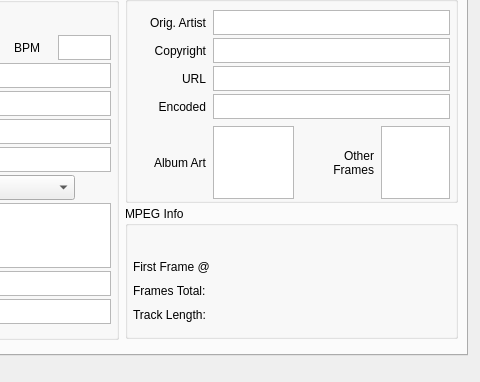
Old version of the form window.ui in the repository Odept/mp3_tag_editor; both pictures show x 365 to 845 and y 118 to 500 of the 845 by 500 pixel window.
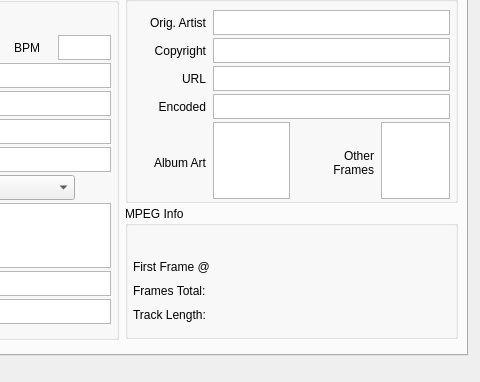
New version of the form. Icons and pictures are not drawn. Custom widgets are drawn as their Qt base class.

What changed in the file:
```diff
--- a/window.ui
+++ b/window.ui
@@ -980,22 +980,34 @@
          <property name="geometry">
           <rect>
            <x>88</x>
-           <y>144</y>
-           <width>81</width>
-           <height>73</height>
+           <y>140</y>
+           <width>77</width>
+           <height>77</height>
           </rect>
          </property>
          <property name="cursor" stdset="0">
           <cursorShape>PointingHandCursor</cursorShape>
          </property>
+         <property name="backgroundBrush">
+          <brush brushstyle="DiagCrossPattern">
+           <color alpha="25">
+            <red>0</red>
+            <green>0</green>
+            <blue>0</blue>
+           </color>
+          </brush>
+         </property>
+         <property name="resizeAnchor">
+          <enum>QGraphicsView::AnchorViewCenter</enum>
+         </property>
         </widget>
         <widget class="QListView" name="listFrames">
          <property name="geometry">
           <rect>
            <x>256</x>
-           <y>144</y>
+           <y>140</y>
            <width>69</width>
-           <height>73</height>
+           <height>77</height>
           </rect>
          </property>
          <property name="toolTip">
```
Left out of the diff: 2 changed lines with no effect on the pictures.
